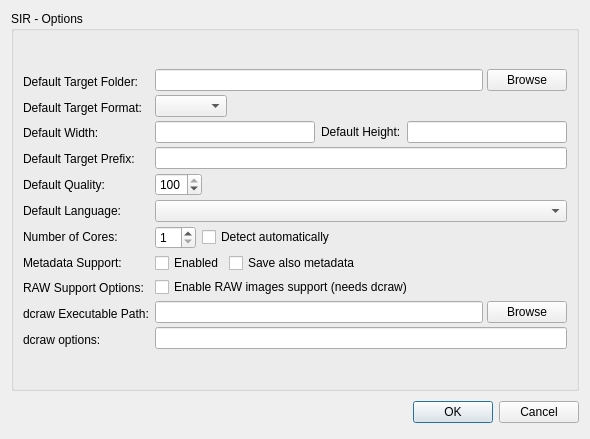
Above: dialogs/optionsdialog.ui from marek629/SIR before the change. Below: the same form after it.
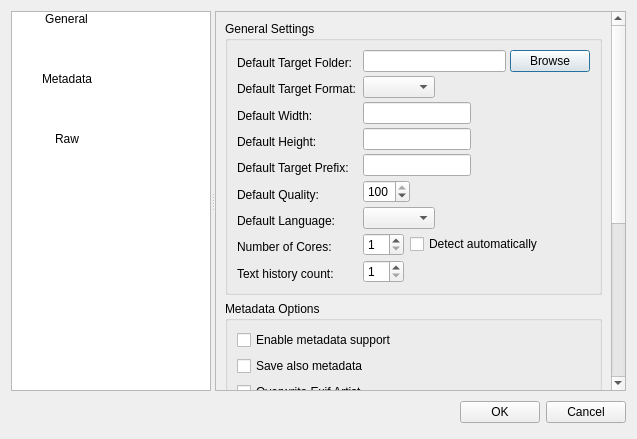
That is the form after the change. Icons and pictures are not drawn. Custom widgets are drawn as their Qt base class.

Commit message: new options dialog with editable same exif fields

```diff
--- a/dialogs/optionsdialog.ui
+++ b/dialogs/optionsdialog.ui
@@ -9,59 +9,89 @@
    <rect>
     <x>0</x>
     <y>0</y>
-    <width>590</width>
+    <width>637</width>
     <height>439</height>
    </rect>
   </property>
   <property name="windowTitle">
    <string>Sir - Configure Options</string>
   </property>
-  <layout class="QGridLayout" name="gridLayout">
-   <item row="2" column="0">
-    <layout class="QHBoxLayout" name="buttons_laytou">
-     <property name="spacing">
-      <number>6</number>
-     </property>
-     <property name="margin">
-      <number>0</number>
-     </property>
+  <layout class="QVBoxLayout" name="verticalLayout">
      <item>
-      <spacer name="spacer_buttons">
+    <widget class="QSplitter" name="splitter">
        <property name="orientation">
         <enum>Qt::Horizontal</enum>
        </property>
-       <property name="sizeHint" stdset="0">
+     <widget class="QListWidget" name="listWidget">
+      <property name="maximumSize">
         <size>
-         <width>131</width>
-         <height>31</height>
-        </size>
-       </property>
-      </spacer>
+        <width>200</width>
+        <height>16777215</height>
+       </size>
+      </property>
+      <property name="selectionBehavior">
+       <enum>QAbstractItemView::SelectRows</enum>
+      </property>
+      <property name="flow">
+       <enum>QListView::LeftToRight</enum>
+      </property>
+      <property name="gridSize">
+       <size>
+        <width>110</width>
+        <height>60</height>
+       </size>
+      </property>
+      <property name="viewMode">
+       <enum>QListView::IconMode</enum>
+      </property>
+      <item>
+       <property name="text">
+        <string>General</string>
+       </property>
+       <property name="icon">
+        <iconset resource="../application.qrc">
+         <normaloff>:/images/options_general.png</normaloff>:/images/options_general.png</iconset>
+       </property>
      </item>
      <item>
-      <widget class="QPushButton" name="okButton">
        <property name="text">
-        <string>OK</string>
+        <string>Metadata</string>
        </property>
-      </widget>
+       <property name="icon">
+        <iconset resource="../application.qrc">
+         <normaloff>:/images/options_metadata.png</normaloff>:/images/options_metadata.png</iconset>
+       </property>
      </item>
      <item>
-      <widget class="QPushButton" name="cancelButton">
        <property name="text">
-        <string>Cancel</string>
+        <string>Raw</string>
        </property>
-      </widget>
-     </item>
-    </layout>
-   </item>
-   <item row="1" column="0">
-    <widget class="QGroupBox" name="groupBox">
+       <property name="icon">
+        <iconset resource="../application.qrc">
+         <normaloff>:/images/options_raw.png</normaloff>:/images/options_raw.png</iconset>
+       </property>
+      </item>
+     </widget>
+     <widget class="QScrollArea" name="scrollArea">
+      <property name="widgetResizable">
+       <bool>true</bool>
+      </property>
+      <widget class="QWidget" name="scrollAreaWidgetContents">
+       <property name="geometry">
+        <rect>
+         <x>0</x>
+         <y>0</y>
+         <width>408</width>
+         <height>700</height>
+        </rect>
+       </property>
+       <layout class="QVBoxLayout" name="verticalLayout_2">
+        <item>
+         <widget class="QGroupBox" name="generalBox">
      <property name="title">
-      <string>SIR - Options</string>
-     </property>
-     <layout class="QGridLayout" name="gridLayout_2">
-      <item row="7" column="0">
-       <layout class="QHBoxLayout" name="horizontalLayout_2">
+           <string>General Settings</string>
+          </property>
+          <layout class="QHBoxLayout" name="horizontalLayout_3">
         <item>
          <layout class="QVBoxLayout" name="boxLayout2">
           <property name="spacing">
@@ -100,6 +130,13 @@
             </property>
            </widget>
           </item>
+             <item>
+              <widget class="QLabel" name="label_3">
+               <property name="text">
+                <string>Default Height:</string>
+               </property>
+              </widget>
+             </item>
           <item>
            <widget class="QLabel" name="label_4">
             <property name="text">
@@ -128,34 +165,10 @@
             </property>
            </widget>
           </item>
-          <item>
-           <widget class="QLabel" name="metadataLabel">
-            <property name="text">
-             <string>Metadata Support:</string>
-            </property>
-            <property name="margin">
-             <number>0</number>
-            </property>
-           </widget>
-          </item>
           <item>
            <widget class="QLabel" name="label_8">
             <property name="text">
-             <string>RAW Support Options:</string>
-            </property>
-           </widget>
-          </item>
-          <item>
-           <widget class="QLabel" name="label_9">
-            <property name="text">
-             <string>dcraw Executable Path:</string>
-            </property>
-           </widget>
-          </item>
-          <item>
-           <widget class="QLabel" name="label_10">
-            <property name="text">
-             <string>dcraw options:</string>
+                <string>Text history count:</string>
             </property>
            </widget>
           </item>
@@ -184,67 +197,53 @@
            </layout>
           </item>
           <item>
-           <layout class="QHBoxLayout">
-            <property name="spacing">
-             <number>6</number>
-            </property>
-            <property name="margin">
-             <number>0</number>
-            </property>
-            <item>
-             <widget class="QComboBox" name="targetFormatComboBox"/>
+              <widget class="QComboBox" name="targetFormatComboBox">
+               <property name="sizePolicy">
+                <sizepolicy hsizetype="Maximum" vsizetype="Fixed">
+                 <horstretch>0</horstretch>
+                 <verstretch>0</verstretch>
+                </sizepolicy>
+               </property>
+              </widget>
             </item>
             <item>
-             <spacer>
-              <property name="orientation">
-               <enum>Qt::Horizontal</enum>
-              </property>
-              <property name="sizeHint" stdset="0">
-               <size>
-                <width>40</width>
-                <height>20</height>
-               </size>
-              </property>
-             </spacer>
-            </item>
-           </layout>
-          </item>
+              <widget class="QLineEdit" name="widthLineEdit">
+               <property name="sizePolicy">
+                <sizepolicy hsizetype="Maximum" vsizetype="Fixed">
+                 <horstretch>0</horstretch>
+                 <verstretch>0</verstretch>
+                </sizepolicy>
+               </property>
+              </widget>
+             </item>
           <item>
-           <layout class="QHBoxLayout" name="height_width_spacer">
-            <property name="spacing">
-             <number>6</number>
-            </property>
-            <property name="margin">
-             <number>0</number>
-            </property>
-            <item>
-             <widget class="QLineEdit" name="widthLineEdit"/>
+              <widget class="QLineEdit" name="heightLineEdit">
+               <property name="sizePolicy">
+                <sizepolicy hsizetype="Maximum" vsizetype="Fixed">
+                 <horstretch>0</horstretch>
+                 <verstretch>0</verstretch>
+                </sizepolicy>
+               </property>
+              </widget>
             </item>
             <item>
-             <widget class="QLabel" name="label_3">
-              <property name="text">
-               <string>Default Height:</string>
+              <widget class="QLineEdit" name="targetPrefixLineEdit">
+               <property name="sizePolicy">
+                <sizepolicy hsizetype="Maximum" vsizetype="Fixed">
+                 <horstretch>0</horstretch>
+                 <verstretch>0</verstretch>
+                </sizepolicy>
               </property>
              </widget>
             </item>
-            <item>
-             <widget class="QLineEdit" name="heightLineEdit"/>
-            </item>
-           </layout>
-          </item>
-          <item>
-           <widget class="QLineEdit" name="targetPrefixLineEdit"/>
-          </item>
-          <item>
-           <layout class="QHBoxLayout">
-            <property name="spacing">
-             <number>6</number>
-            </property>
-            <property name="margin">
-             <number>0</number>
-            </property>
             <item>
              <widget class="QSpinBox" name="qualitySpinBox">
+               <property name="sizePolicy">
+                <sizepolicy hsizetype="Maximum" vsizetype="Fixed">
+                 <horstretch>0</horstretch>
+                 <verstretch>0</verstretch>
+                </sizepolicy>
+               </property>
               <property name="maximum">
                <number>100</number>
               </property>
@@ -254,22 +253,14 @@
              </widget>
             </item>
             <item>
-             <spacer>
-              <property name="orientation">
-               <enum>Qt::Horizontal</enum>
-              </property>
-              <property name="sizeHint" stdset="0">
-               <size>
-                <width>40</width>
-                <height>20</height>
-               </size>
-              </property>
-             </spacer>
-            </item>
-           </layout>
-          </item>
-          <item>
-           <widget class="QComboBox" name="languagesComboBox"/>
+              <widget class="QComboBox" name="languagesComboBox">
+               <property name="sizePolicy">
+                <sizepolicy hsizetype="Maximum" vsizetype="Fixed">
+                 <horstretch>0</horstretch>
+                 <verstretch>0</verstretch>
+                </sizepolicy>
+               </property>
+              </widget>
           </item>
           <item>
            <layout class="QHBoxLayout" name="cores_spacer">
@@ -281,12 +272,15 @@
             </property>
             <item>
              <widget class="QSpinBox" name="coresSpinBox">
+                 <property name="sizePolicy">
+                  <sizepolicy hsizetype="Maximum" vsizetype="Fixed">
+                   <horstretch>0</horstretch>
+                   <verstretch>0</verstretch>
+                  </sizepolicy>
+                 </property>
               <property name="minimum">
                <number>1</number>
               </property>
-              <property name="maximum">
-               <number>50</number>
-              </property>
               <property name="value">
                <number>1</number>
               </property>
@@ -299,28 +293,32 @@
               </property>
              </widget>
             </item>
+              </layout>
+             </item>
             <item>
-             <spacer name="spacer_cores">
-              <property name="orientation">
-               <enum>Qt::Horizontal</enum>
-              </property>
-              <property name="sizeHint" stdset="0">
-               <size>
-                <width>40</width>
-                <height>20</height>
-               </size>
-              </property>
-             </spacer>
+              <widget class="QSpinBox" name="historySpinBox">
+               <property name="sizePolicy">
+                <sizepolicy hsizetype="Maximum" vsizetype="Fixed">
+                 <horstretch>0</horstretch>
+                 <verstretch>0</verstretch>
+                </sizepolicy>
+               </property>
+               <property name="minimum">
+                <number>1</number>
+               </property>
+              </widget>
             </item>
            </layout>
           </item>
+          </layout>
+         </widget>
+        </item>
           <item>
-           <layout class="QVBoxLayout" name="verticalLayout">
-            <property name="topMargin">
-             <number>0</number>
-            </property>
-            <item>
-             <layout class="QHBoxLayout" name="horizontalLayout">
+         <widget class="QGroupBox" name="metadataBox">
+          <property name="title">
+           <string>Metadata Options</string>
+          </property>
+          <layout class="QVBoxLayout" name="verticalLayout_3">
               <item>
                <widget class="QCheckBox" name="metadataCheckBox">
                 <property name="sizePolicy">
@@ -333,7 +331,7 @@
                  <string>EXIF, IPTC and XMP supported</string>
                 </property>
                 <property name="text">
-                 <string>Enabled</string>
+              <string>Enable metadata support</string>
                 </property>
                </widget>
               </item>
@@ -344,8 +342,45 @@
                 </property>
                </widget>
               </item>
-             </layout>
-            </item>
+           <item>
+            <widget class="QCheckBox" name="exifArtistCheckBox">
+             <property name="text">
+              <string>Overwrite Exif Artist</string>
+             </property>
+            </widget>
+           </item>
+           <item>
+            <widget class="HistoryComboBox" name="exifArtistComboBox"/>
+           </item>
+           <item>
+            <widget class="QCheckBox" name="exifCopyrightCheckBox">
+             <property name="text">
+              <string>Overwrite Exif Copyright</string>
+             </property>
+            </widget>
+           </item>
+           <item>
+            <widget class="HistoryComboBox" name="exifCopyrightComboBox"/>
+           </item>
+           <item>
+            <widget class="QCheckBox" name="exifUserCommentCheckBox">
+             <property name="text">
+              <string>Overwrite Exif User Comment</string>
+             </property>
+            </widget>
+           </item>
+           <item>
+            <widget class="HistoryComboBox" name="exifUserCommentComboBox"/>
+           </item>
+          </layout>
+         </widget>
+        </item>
+        <item>
+         <widget class="QGroupBox" name="rawBox">
+          <property name="title">
+           <string>Raw Options</string>
+          </property>
+          <layout class="QVBoxLayout" name="verticalLayout_4">
             <item>
              <widget class="QCheckBox" name="rawCheckBox">
               <property name="text">
@@ -353,34 +388,116 @@
               </property>
              </widget>
             </item>
-           </layout>
-          </item>
+           <item>
+            <layout class="QHBoxLayout" name="horizontalLayout_2">
+             <item>
+              <layout class="QVBoxLayout" name="verticalLayout_5">
+               <item>
+                <widget class="QLabel" name="label_10">
+                 <property name="text">
+                  <string>dcraw options:</string>
+                 </property>
+                </widget>
+               </item>
+               <item>
+                <widget class="QLabel" name="label_9">
+                 <property name="text">
+                  <string>dcraw Executable Path:</string>
+                 </property>
+                </widget>
+               </item>
+              </layout>
+             </item>
+             <item>
+              <layout class="QVBoxLayout" name="verticalLayout_7">
           <item>
            <layout class="QHBoxLayout" name="targetFolderLayout_2">
             <item>
-             <widget class="QLineEdit" name="dcrawLineEdit"/>
-            </item>
-            <item>
-             <widget class="QPushButton" name="dcrawPushButton">
-              <property name="text">
-               <string>Browse</string>
-              </property>
-             </widget>
-            </item>
-           </layout>
-          </item>
-          <item>
            <widget class="QLineEdit" name="dcrawOptions"/>
           </item>
-         </layout>
-        </item>
+                 <item>
+                  <widget class="QPushButton" name="dcrawPushButton">
+                   <property name="text">
+                    <string>Browse</string>
+                   </property>
+                  </widget>
+                 </item>
+                </layout>
+               </item>
+               <item>
+                <widget class="QLineEdit" name="dcrawLineEdit"/>
+               </item>
        </layout>
       </item>
      </layout>
-    </widget>
-   </item>
-  </layout>
- </widget>
+           </item>
+          </layout>
+         </widget>
+        </item>
+        <item>
+         <spacer name="verticalSpacer">
+          <property name="orientation">
+           <enum>Qt::Vertical</enum>
+          </property>
+          <property name="sizeHint" stdset="0">
+           <size>
+            <width>20</width>
+            <height>40</height>
+           </size>
+          </property>
+         </spacer>
+        </item>
+       </layout>
+      </widget>
+     </widget>
+    </widget>
+   </item>
+   <item>
+    <layout class="QHBoxLayout" name="buttons_laytou">
+     <property name="spacing">
+      <number>6</number>
+     </property>
+     <property name="margin">
+      <number>0</number>
+     </property>
+     <item>
+      <spacer name="spacer_buttons">
+       <property name="orientation">
+        <enum>Qt::Horizontal</enum>
+       </property>
+       <property name="sizeHint" stdset="0">
+        <size>
+         <width>131</width>
+         <height>31</height>
+        </size>
+       </property>
+      </spacer>
+     </item>
+     <item>
+      <widget class="QPushButton" name="okButton">
+       <property name="text">
+        <string>OK</string>
+       </property>
+      </widget>
+     </item>
+     <item>
+      <widget class="QPushButton" name="cancelButton">
+       <property name="text">
+        <string>Cancel</string>
+       </property>
+      </widget>
+     </item>
+    </layout>
+   </item>
+  </layout>
+ </widget>
+ <customwidgets>
+  <customwidget>
+   <class>HistoryComboBox</class>
+   <extends>QComboBox</extends>
+   <header>historycombobox.h</header>
+  </customwidget>
+ </customwidgets>
  <tabstops>
   <tabstop>targetFolderLineEdit</tabstop>
   <tabstop>targetFormatComboBox</tabstop>
```
Left out of the diff: 8 changed lines with no effect on the pictures. Lines whose indentation alone changed are shown as unchanged. The commit also changes 18 other files.
